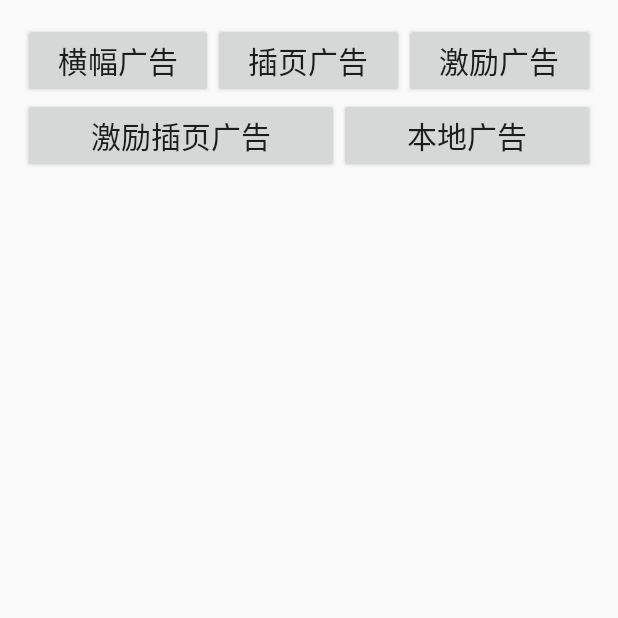
After one commit to zyl5721451/localsticker, an Android app: the TestAdActivity screen opened directly, with no data from a screen before it, on a phone screen of 412 x 824 dp, the top half of it. The commit adds this screen. Run offline under Robolectric (Android 15) with nearby library versions, the phone set to English and light mode, and no system bars; our stand-ins replace AdMob.

Commit message:
广告测试

```diff
--- a/app/build.gradle
+++ b/app/build.gradle
@@ -1,6 +1,7 @@
 plugins {
     id 'com.android.application'
     id 'kotlin-android'
+    id 'kotlin-android-extensions'
     id 'com.google.gms.google-services'
     // Apply the Crashlytics Gradle plugin
     id 'com.google.firebase.crashlytics'
--- a/app/src/main/AndroidManifest.xml
+++ b/app/src/main/AndroidManifest.xml
@@ -61,6 +61,9 @@
         <activity
             android:name=".AboutActivity"
             android:theme="@style/Theme.AppCompat.Light.NoActionBar" />
+        <activity
+            android:name=".TestAdActivity"
+            android:theme="@style/Theme.AppCompat.Light.NoActionBar" />
     </application>
 
 </manifest>
--- /dev/null
+++ b/app/src/main/java/com/henryford/sticker/TestAdActivity.kt
@@ -0,0 +1,69 @@
+package com.henryford.sticker
+
+import android.os.Bundle
+import android.view.View
+import android.widget.Button
+import android.widget.FrameLayout
+import com.google.android.gms.ads.AdSize
+import com.google.android.gms.ads.AdView
+import com.google.android.gms.ads.rewarded.RewardedAd
+import com.henryford.sticker.util.BannerAd
+import com.henryford.sticker.util.InterstitialAdWrapper
+import com.henryford.sticker.util.RewardedAdWrapper
+import com.henryford.sticker.util.RewardedInterstitialAdWrapper
+import kotlinx.android.synthetic.main.activity_test_ad.*
+
+class TestAdActivity : BaseActivity(),View.OnClickListener {
+    lateinit var btnBannerAd:Button
+    lateinit var btnInterstitialAd:Button
+    lateinit var btnRewardedAd: Button
+    lateinit var btnRewardedInterstitialAd: Button
+    lateinit var btnNativeAd: Button
+    lateinit var flBannerAd:FrameLayout
+    override fun onCreate(savedInstanceState: Bundle?) {
+        super.onCreate(savedInstanceState)
+        setContentView(R.layout.activity_test_ad)
+        initView()
+        initListener()
+    }
+
+
+    private fun initView() {
+        btnBannerAd = btn_banner_ad
+        btnInterstitialAd = btn_interstitial_ad
+        btnRewardedAd = btn_rewarded_ad
+        btnRewardedInterstitialAd = btn_rewarded_interstitial_ad
+        btnNativeAd = btn_native_ad
+        flBannerAd = fl_banner_ad
+    }
+
+    private fun initListener() {
+        btnBannerAd.setOnClickListener(this)
+        btnInterstitialAd.setOnClickListener(this)
+        btnRewardedAd.setOnClickListener(this)
+        btnRewardedInterstitialAd.setOnClickListener(this)
+        btnNativeAd.setOnClickListener(this)
+    }
+
+    override fun onClick(v: View?) {
+        when(v?.id){
+            R.id.btn_banner_ad ->{
+                BannerAd(flBannerAd).loadBannerAd(BannerAd.DEBUG_BANNER_AD_ID)
+            }
+            R.id.btn_interstitial_ad ->{
+                InterstitialAdWrapper().loadInterstitialAd(this)
+            }
+            R.id.btn_rewarded_ad ->{
+                RewardedAdWrapper().loadRewardedAd(this)
+            }
+            R.id.btn_rewarded_interstitial_ad ->{
+                RewardedInterstitialAdWrapper().loadRewardeInterstitialdAd(this)
+            }
+            R.id.btn_native_ad ->{
+            }
+
+        }
+
+    }
+
+}
--- a/app/src/main/java/com/henryford/sticker/util/LogUtil.kt
+++ b/app/src/main/java/com/henryford/sticker/util/LogUtil.kt
@@ -15,5 +15,10 @@ object LogUtil {
             Log.e(tag,msg)
         }
     }
+    fun i(tag:String,msg:String){
+        if(BuildConfig.DEBUG){
+            Log.i(tag,msg)
+        }
+    }
 
 }
--- /dev/null
+++ b/app/src/main/res/layout/activity_test_ad.xml
@@ -0,0 +1,68 @@
+<?xml version="1.0" encoding="utf-8"?>
+<LinearLayout xmlns:android="http://schemas.android.com/apk/res/android"
+    android:layout_width="match_parent"
+    android:layout_height="match_parent"
+    xmlns:ads="http://schemas.android.com/apk/res-auto"
+    android:orientation="vertical"
+    android:padding="15dp">
+
+    <LinearLayout
+        android:layout_width="match_parent"
+        android:layout_height="wrap_content"
+        android:orientation="horizontal">
+
+        <Button
+            android:id="@+id/btn_banner_ad"
+            android:layout_width="wrap_content"
+            android:layout_height="wrap_content"
+            android:layout_weight="1"
+            android:text="横幅广告"
+            android:textSize="20dp" />
+
+        <Button
+            android:id="@+id/btn_interstitial_ad"
+            android:layout_width="wrap_content"
+            android:layout_weight="1"
+            android:layout_height="wrap_content"
+            android:text="插页广告"
+            android:textSize="20dp" />
+        <Button
+            android:id="@+id/btn_rewarded_ad"
+            android:layout_width="wrap_content"
+            android:layout_weight="1"
+            android:layout_height="wrap_content"
+            android:text="激励广告"
+            android:textSize="20dp" />
+    </LinearLayout>
+
+    <LinearLayout
+        android:layout_width="match_parent"
+        android:layout_height="wrap_content"
+        android:orientation="horizontal">
+
+        <Button
+            android:id="@+id/btn_rewarded_interstitial_ad"
+            android:layout_width="wrap_content"
+            android:layout_height="wrap_content"
+            android:layout_weight="1"
+            android:text="激励插页广告"
+            android:textSize="20dp" />
+
+        <Button
+            android:id="@+id/btn_native_ad"
+            android:layout_width="wrap_content"
+            android:layout_weight="1"
+            android:layout_height="wrap_content"
+            android:text="本地广告"
+            android:textSize="20dp" />
+
+    </LinearLayout>
+
+    <FrameLayout
+        android:id="@+id/fl_banner_ad"
+        android:layout_width="match_parent"
+        android:layout_height="wrap_content"/>
+
+
+
+</LinearLayout>
```
Also changed, not shown: app/src/main/java/com/henryford/sticker/AboutActivity.java (+16 -0 lines), app/src/main/java/com/henryford/sticker/util/BannerAd.kt (+5 -3 lines), app/src/main/java/com/henryford/sticker/util/InterstitialAdWrapper.kt (added, +51 -0 lines), app/src/main/java/com/henryford/sticker/util/RewardedAdWrapper.kt (added, +52 -0 lines), app/src/main/java/com/henryford/sticker/util/RewardedInterstitialAdWrapper.kt (added, +53 -0 lines), app/src/main/res/layout/activity_about.xml (+7 -9 lines).
